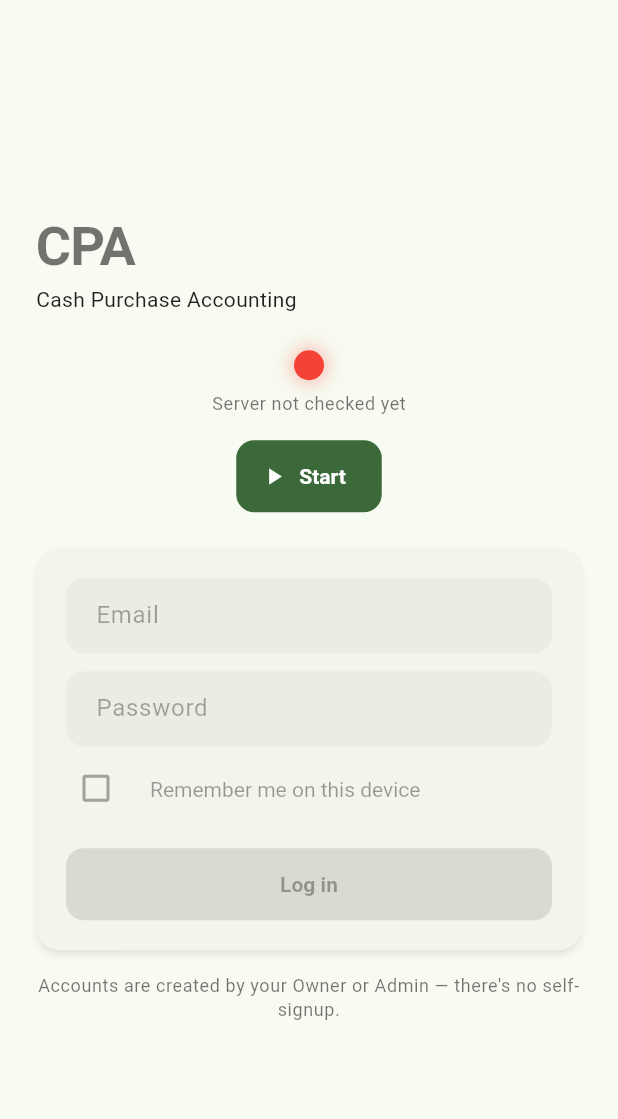
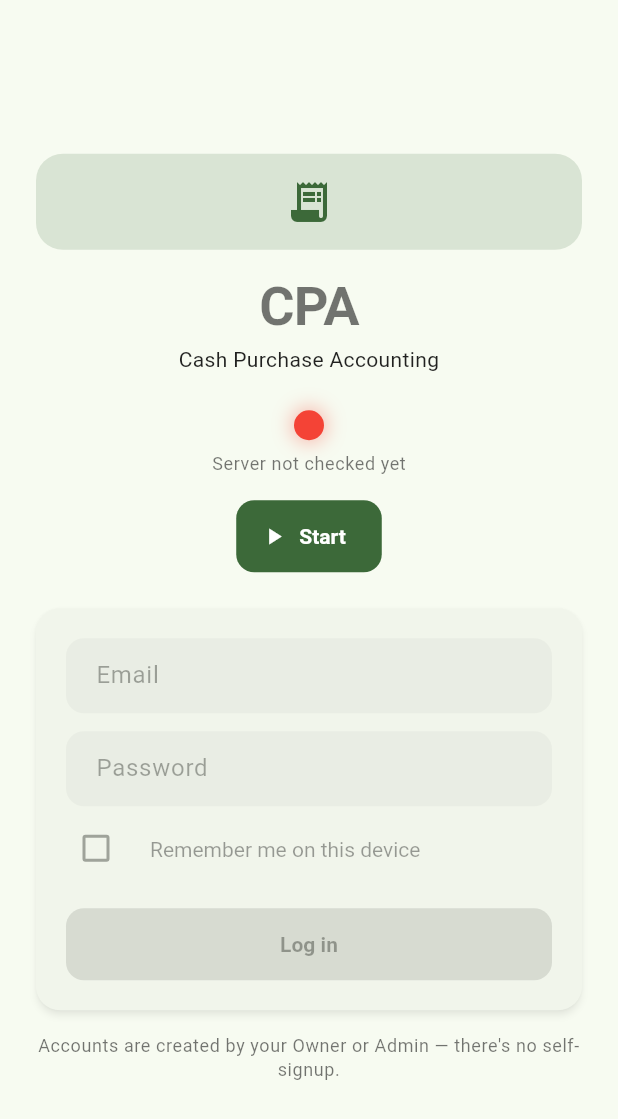
Before and after one commit to tsk0211/CPA, a Flutter app: the screen it shows after launch, on a phone screen of 412 x 824 dp. Shown: the top 1119 px of the screen. Run offline on Flutter 3.47's test engine with Material 3 defaults, Android fonts, the phone set to English and light mode, and no system bars; our stand-ins replace connectivity_plus, fl_chart, flutter_secure_storage, share_plus, shared_preferences, shimmer; accounts and stored records are empty.

Commit message:
Fix Login/Change Password vertical centering, extend colors app-wide
A screenshot caught Login pinned to the top of the page with a large dead
gap below instead of being vertically centered — a well-known Flutter
pitfall: Center(child: SingleChildScrollView(...)) doesn't actually
center content shorter than the viewport, since the scroll view claims
the full available height and top-anchors its content inside that.
Fixed on both Login and Change Password via a LayoutBuilder +
minHeight-constrained Center inside the scroll view, which centers short
content while still scrolling normally once content exceeds the
viewport. Login also gets an actual first-impression treatment it never
had (an icon badge above the CPA title) since it had only been touched
for bugfixes, never the Design System 2.0 visual pass.

Also extends the colored icon-badge treatment (previously only on
Dashboard/Projects/Team) to every remaining screen that renders a
project's emoji icon next to text: Review (card + desktop table),
Reports (preview list), and Activity (list + desktop table) — the
redesign was scoped to 3 screens before, which read as "only the home
page got fixed" from the outside even though the plan never claimed
otherwise.

Co-Authored-By: Claude Sonnet 5 <noreply@anthropic.com>
Claude-Session: https://claude.ai/code/session_019HyANLw8pwUQxwMRYz54tG

```diff
--- a/lib/screens/login_screen.dart
+++ b/lib/screens/login_screen.dart
@@ -6,6 +6,7 @@ import '../api/api_exception.dart';
 import '../state/app_scope.dart';
 import '../widgets/common/error_text.dart';
 import '../widgets/common/form_error_text.dart';
+import '../widgets/common/icon_badge.dart';
 import '../widgets/common/loading_button.dart';
 import '../widgets/server_status_light.dart';
 
@@ -80,17 +81,35 @@ class _LoginScreenState extends State<LoginScreen> {
     final formEnabled = _serverStatus == ServerStatus.live;
     return Scaffold(
       body: SafeArea(
+        // LayoutBuilder + a minHeight-constrained Center inside the scroll
+        // view: a bare Center(child: SingleChildScrollView(...)) does NOT
+        // center content shorter than the viewport — the scroll view claims
+        // the full available height and top-anchors its child inside that,
+        // which is exactly the "pinned to the top with dead space below"
+        // bug a screenshot caught here. This pattern centers short content
+        // while still scrolling normally once content exceeds the viewport
+        // (e.g. a phone with the keyboard open).
+        child: LayoutBuilder(
+          builder: (context, constraints) {
+            return SingleChildScrollView(
+              padding: const EdgeInsets.all(24),
+              child: ConstrainedBox(
+                constraints: BoxConstraints(minHeight: constraints.maxHeight - 48),
                 child: Center(
-          child: SingleChildScrollView(
-            padding: const EdgeInsets.all(24),
                   child: ConstrainedBox(
                     constraints: const BoxConstraints(maxWidth: 380),
                     child: Column(
                       crossAxisAlignment: CrossAxisAlignment.stretch,
                       children: [
-                  Text("CPA", style: Theme.of(context).textTheme.displaySmall?.copyWith(fontWeight: FontWeight.bold)),
+                        IconBadge(icon: Icons.receipt_long, color: Theme.of(context).colorScheme.primary, size: 64),
+                        const SizedBox(height: 16),
+                        Text(
+                          "CPA",
+                          textAlign: TextAlign.center,
+                          style: Theme.of(context).textTheme.displaySmall?.copyWith(fontWeight: FontWeight.bold),
+                        ),
                         const SizedBox(height: 4),
-                  Text("Cash Purchase Accounting", style: Theme.of(context).textTheme.bodyMedium),
+                        Text("Cash Purchase Accounting", textAlign: TextAlign.center, style: Theme.of(context).textTheme.bodyMedium),
                         const SizedBox(height: 24),
                         ServerStatusLight(status: _serverStatus, onStart: _start),
                         const SizedBox(height: 24),
@@ -145,6 +164,9 @@ class _LoginScreenState extends State<LoginScreen> {
                   ),
                 ),
               ),
+            );
+          },
+        ),
       ),
     );
   }
--- a/lib/screens/reports_screen.dart
+++ b/lib/screens/reports_screen.dart
@@ -8,10 +8,12 @@ import '../api/api_exception.dart';
 import '../models/project.dart';
 import '../models/purchase.dart';
 import '../state/app_scope.dart';
+import '../theme.dart';
 import '../widgets/breakpoints.dart';
 import '../widgets/common/empty_state.dart';
 import '../widgets/common/error_text.dart';
 import '../widgets/common/form_error_text.dart';
+import '../widgets/common/icon_badge.dart';
 import '../widgets/common/loading_indicator.dart';
 import '../utils/date_range.dart';
 import '../widgets/project_multi_select_sheet.dart';
@@ -236,7 +238,7 @@ class _ReportsScreenState extends State<ReportsScreen> {
             for (final p in _previewItems)
               ListTile(
                 contentPadding: EdgeInsets.zero,
-                leading: p.projectIcon != null ? Text(p.projectIcon!, style: const TextStyle(fontSize: 20)) : null,
+                leading: p.projectIcon != null ? EmojiBadge(emoji: p.projectIcon!, color: colorForKey(p.projectId), size: 32) : null,
                 title: Text(p.description, maxLines: 1, overflow: TextOverflow.ellipsis),
                 subtitle: Text(
                   [if (p.projectName != null) p.projectName!, dateFormat.format(p.purchasedAt)].join(" · "),
```
Also changed, not shown: lib/screens/activity_screen.dart (+4 -5 lines), lib/screens/change_password_screen.dart (+12 -2 lines), lib/screens/review_screen.dart (+12 -2 lines). Lines whose indentation alone changed are shown as unchanged.
